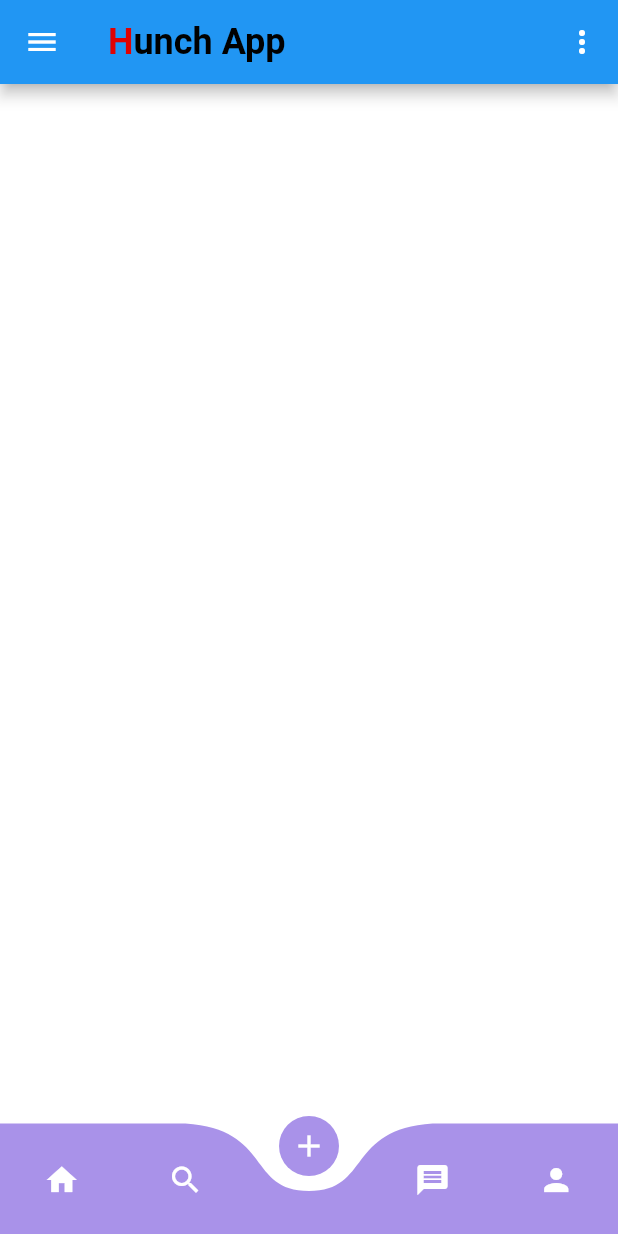
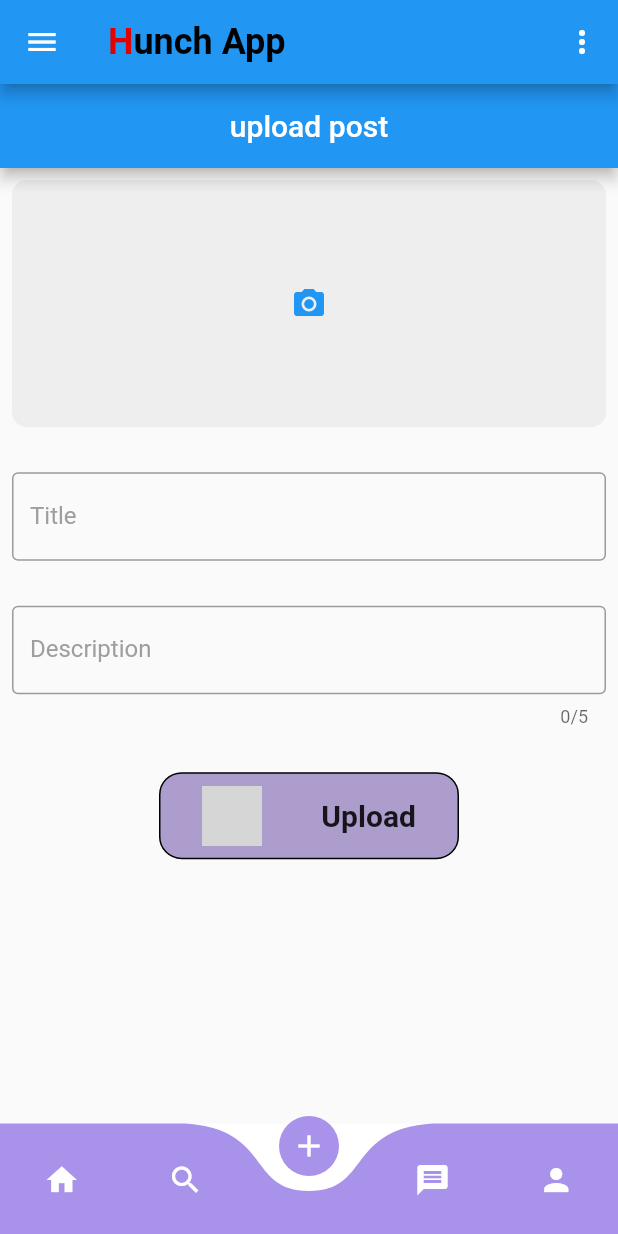
Before and after one commit to Gauravydv007/hunch_app2, a Flutter app: the screen it shows once a user with an empty profile is signed in, item 3 of the bottom bar chosen, on a phone screen of 412 x 824 dp. Run offline on Flutter 3.47's test engine with Material 2 defaults, Android fonts, the phone set to English and light mode, and no system bars; drawn by our look-alikes of curved_navigation_bar, modal_progress_hud_nsn; our stand-ins replace cloud_firestore, firebase_auth, firebase_core, firebase_database, firebase_storage, google_fonts and 1 more; accounts and stored records are empty; Roboto replaces fonts that are missing (Ubuntu); grey boxes are pictures that could not be loaded.

Commit message:
first commit

```diff
--- /dev/null
+++ b/hunch_app/lib/blog/add_post.dart
@@ -0,0 +1,300 @@
+import 'dart:io';
+
+import 'package:firebase_database/firebase_database.dart';
+import 'package:firebase_storage/firebase_storage.dart';
+import 'package:flutter/material.dart';
+import 'package:image_picker/image_picker.dart';
+import 'package:firebase_storage/firebase_storage.dart' as firebase_storage;
+import 'package:modal_progress_hud_nsn/modal_progress_hud_nsn.dart';
+
+
+class AddPostScreen extends StatefulWidget {
+  const AddPostScreen({super.key});
+
+  @override
+  State<AddPostScreen> createState() => _AddPostScreenState();
+}
+
+class _AddPostScreenState extends State<AddPostScreen> {
+
+  bool showSpinner = false;
+
+  final postRef = FirebaseDatabase.instance.reference().child('Posts');
+  firebase_storage.FirebaseStorage storage = firebase_storage.FirebaseStorage.instance;
+
+  File? _image ;
+  final picker = ImagePicker();
+  TextEditingController titleController = TextEditingController();
+  TextEditingController descriptionController = TextEditingController();
+
+  Future getImageGallery()async{
+    final PickedFile = await picker.pickImage(source: ImageSource.gallery);
+    setState(() {
+      if(PickedFile != null){
+        _image = File(PickedFile.path);
+      }
+      else{
+        print('no image select');
+      }
+
+    });
+
+  }
+
+  Future getCameraImage()async{
+    final PickedFile = await picker.pickImage(source: ImageSource.camera);
+    setState(() {
+      if(PickedFile != null){
+        _image = File(PickedFile.path);
+      }
+      else{
+        print('no image select');
+      }
+
+    });
+
+  }
+
+  void dialog(context){
+    showDialog(
+      context: context,
+      builder: (BuildContext context){
+        return AlertDialog(
+          shape: RoundedRectangleBorder(
+            borderRadius: BorderRadius.circular(10.0)
+          ),
+          content: Container(
+            height: 120,
+            child: Column(
+              children: [
+                InkWell(
+                  onTap: (){
+                    getCameraImage();
+                    Navigator.pop(context);
+
+                  },
+                  child: ListTile(
+                    leading: Icon(Icons.camera),
+                    title: Text('Camera'),
+
+                  ),
+                ),
+
+                InkWell(
+                  onTap: (){
+                    getImageGallery();
+
+
+                    Navigator.pop(context);
+
+                  },
+                  child: ListTile(
+                    leading: Icon(Icons.photo_library),
+                    title: Text('Gallery'),
+
+                  ),
+                )
+
+              ],
+            ),
+          ),
+
+        );
+      }
+      );
+  }
+  @override
+  Widget build(BuildContext context) {
+    return ModalProgressHUD(
+
+      inAsyncCall: showSpinner,
+      child: Scaffold(
+        appBar: AppBar(
+          title: Text('upload post'),
+          centerTitle: true,
+        ),
+        body: SingleChildScrollView(
+          child: Padding(
+            padding: const EdgeInsets.all(8.0),
+            child: Column(
+              children: [
+                InkWell(
+                  onTap: (){
+                    dialog(context);
+
+                  },
+                  child: Center(
+                    child: Container(
+                      height: MediaQuery.of(context).size.height* 0.2,
+                      width: MediaQuery.of(context).size.width * 1,
+
+                      child: _image != null ? ClipRRect(
+                        child: Image.file(
+                          _image!.absolute,
+                          height: 100,
+                          width: 100,
+                          fit: BoxFit.fill,
+
+                        ),
+                      )
+                      : Container(
+                        decoration: BoxDecoration(
+                          color: Colors.grey.shade200,
+                          borderRadius: BorderRadius.circular(10)
+                        ),
+                        width: 100,
+                        height: 100,
+                        child:
+                        Icon(
+                          Icons.camera_alt,
+                          color: Colors.blue,
+                        ),
+
+
+                      )
+                    ),
+                  ),
+                ),
+                SizedBox( height: 30,),
+                Form(
+                  child: Column(
+                    children: [
+                    TextFormField(
+                      controller: titleController,
+                      keyboardType: TextInputType.text ,
+                      decoration: InputDecoration(
+                        labelText: 'Title',
+                        hintText: 'Enter post title',
+                        border: OutlineInputBorder(),
+                        hintStyle: TextStyle(color: Colors.grey , fontWeight: FontWeight.normal),
+                        labelStyle:  TextStyle(color: Colors.grey , fontWeight: FontWeight.normal),
+                      ),
+
+                    ),
+                    SizedBox(height: 30,),
+
+                     TextFormField(
+                      controller: descriptionController,
+
+                      keyboardType: TextInputType.text ,
+                      minLines: 1,
+                      maxLength: 5,
+                      decoration: InputDecoration(
+                        labelText: 'Description',
+                        hintText: 'Enter post description',
+                        border: OutlineInputBorder(),
+                        hintStyle: TextStyle(color: Colors.grey , fontWeight: FontWeight.normal),
+                        labelStyle:  TextStyle(color: Colors.grey , fontWeight: FontWeight.normal),
+                      ),
+
+                    ),
+                    SizedBox(height: 30,),
+                    InkWell(
+                      onTap: () async{
+                        setState(() {
+                          showSpinner = true;
+                        });
+
+                        try{
+
+                          int date = DateTime.now().microsecondsSinceEpoch;
+
+                          firebase_storage.Reference ref = firebase_storage.FirebaseStorage.instance.ref('/blogapp$date');
+                          UploadTask uploadTask = ref.putFile(_image!.absolute);
+                          await Future.value(uploadTask);
+                          var newUrl = await ref.getDownloadURL();
+
+                          postRef.child('Post List').child(date.toString()).set({
+
+                          }).then((value){
+                            // toastMessage('Post Published');
+                            setState(() {
+                              showSpinner = false;
+                            });
+
+                          }).onError((error, stackTrace){
+                            // toastMessage(error.toString());
+                            setState(() {
+                              showSpinner = false;
+                            });
+
+                          });
+
+
+
+                        }catch(e){
+                          setState(() {
+                            showSpinner = false;
+                          });
+
+
+                        }
+
+
+                      },
+                      child: Container(
+                            margin: EdgeInsets.only(bottom: 8),
+                            width: 200,
+                            padding: EdgeInsets.all(8.0),
+                            decoration: BoxDecoration(
+                            border: Border.all(color: Colors.black),
+                            borderRadius: BorderRadius.circular(15),
+                            color: const Color.fromARGB(255, 173, 157, 204),
+                          ),
+
+                            child: Row(
+                              mainAxisAlignment: MainAxisAlignment.spaceAround,
+                              children: [
+
+                                Image.asset(
+                                  "assets/images/icons8-camera-64 (1).png",
+                                  height: 40,
+                                ),
+
+                                Text('Upload',
+                                style: TextStyle(
+                                  fontSize: 20,
+                                  fontWeight: FontWeight.bold
+                                ),
+                                )
+                              ],
+                            ),
+
+                          ),
+                    )
+
+
+                  ],
+                  )
+                )
+
+
+                  ],
+
+                ),
+          ),
+
+        )
+          ),
+    );
+
+
+
+  }
+}
+
+
+// void toastMessage(String message){
+
+//   Fluttertoast.showToast(
+//     msg: message.toString(),
+//     toastLength: Toast.LENGTH_SHORT,
+//     gravity: ToastGravity.SNACKBAR,
+//     timeInSecForIosWeb: 1,
+//     backgroundColor: Colors.white,
+//     textColor: Colors.black,
+//     fontSize: 16
+
+
+//   );
+// }
--- a/hunch_app/lib/chat/chat_service.dart
+++ b/hunch_app/lib/chat/chat_service.dart
@@ -4,7 +4,7 @@ import 'package:flutter/material.dart';
 import 'package:hunch_app/model/message.dart';
 import 'dart:ui';
 
-class ChatService extends ChangeNotifier {
+class ChatService extends ChangeNotifier {  //notify listner when state change
   final _auth = FirebaseAuth.instance;
   final _store = FirebaseFirestore.instance;
 
--- a/hunch_app/lib/screens/Home_screen.dart
+++ b/hunch_app/lib/screens/Home_screen.dart
@@ -2,6 +2,8 @@ import 'package:curved_navigation_bar/curved_navigation_bar.dart';
 import 'package:firebase_auth/firebase_auth.dart';
 import 'package:flutter/material.dart';
 import 'package:google_fonts/google_fonts.dart';
+import 'package:hunch_app/blog/add_post.dart';
+import 'package:hunch_app/blog/new_blog.dart';
 import 'package:hunch_app/chat/Chatpage.dart';
 import 'package:hunch_app/screens/LoginPage.dart';
 import 'package:hunch_app/auth/auth_service.dart';
@@ -33,7 +35,7 @@ class _HomeScreenState extends State<HomeScreen> {
     Container(
       color: Colors.amber,
     ),
-    Container(),
+    AddPostScreen(),
 
     Chatpage(),
     UserPage()
--- a/hunch_app/pubspec.yaml
+++ b/hunch_app/pubspec.yaml
@@ -45,6 +45,9 @@ dependencies:
   image_picker: ^1.0.4
   firebase_storage: ^11.4.1
   intl: ^0.18.1
+  flutter_svg: ^2.0.9
+  firebase_database: ^10.3.4
+  modal_progress_hud_nsn: ^0.4.0
 
 dev_dependencies:
   flutter_test:
```
Also changed, not shown: hunch_app/lib/blog/new_blog.dart (added, +39 -0 lines), hunch_app/lib/chat/chat_page.dart (+5 -5 lines), hunch_app/lib/mesaging/const.dart (added, +10 -0 lines), hunch_app/lib/mesaging/user_blog.dart (added, +293 -0 lines), hunch_app/lib/model/userModel.dart (added, +11 -0 lines), hunch_app/lib/provider/blog_provider.dart (added, +8 -0 lines), hunch_app/lib/provider/user_provider.dart (added, +27 -0 lines), hunch_app/pubspec.lock, 5 other files.
